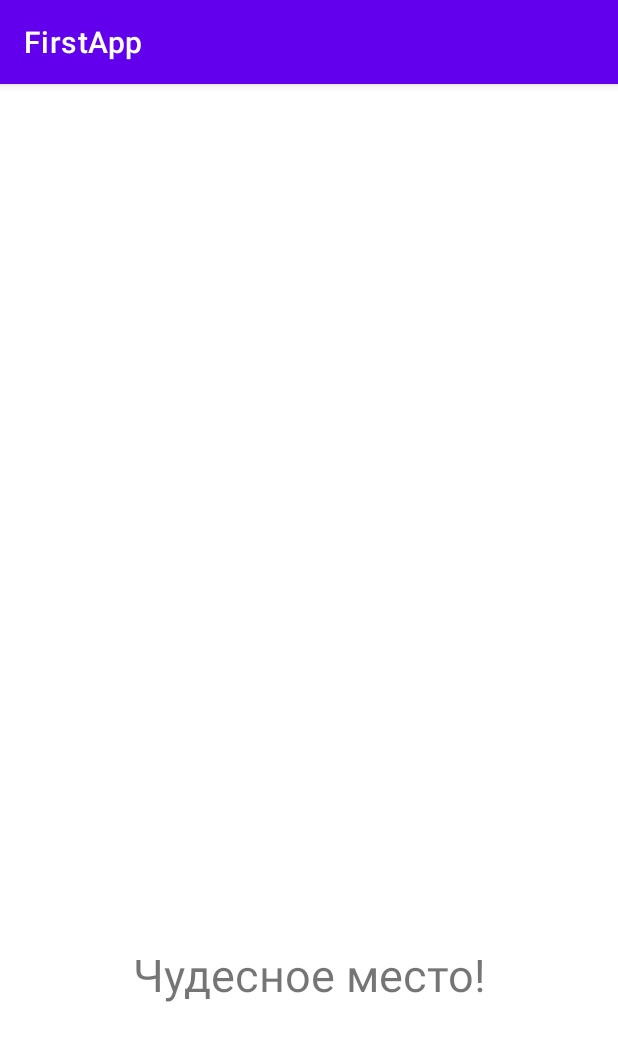
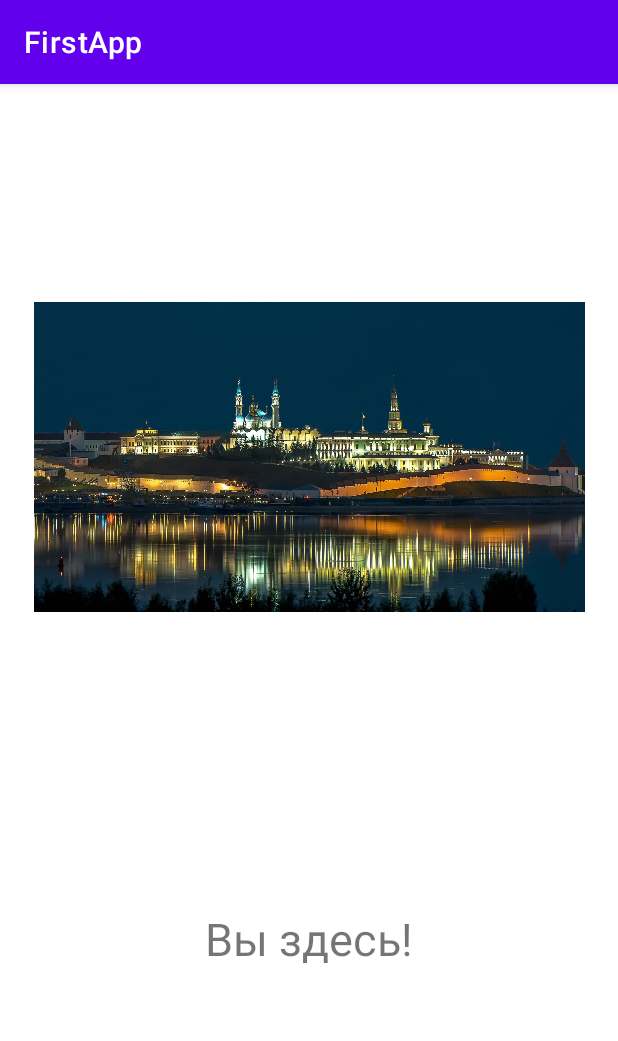
Before and after one commit to Elina-Kadyrova/ITIS_2021_Android, an Android app: the SecondActivity screen opened directly, with no data from a screen before it, on a phone screen of 412 x 824 dp. Shown: the top 1041 px of the screen. Run offline under Robolectric (Android 15) with nearby library versions, the phone set to English and light mode, and no system bars.

Commit message:
Second part of homework done.

```diff
--- a/app/src/main/java/com/itis/firstapp/SecondActivity.kt
+++ b/app/src/main/java/com/itis/firstapp/SecondActivity.kt
@@ -1,12 +1,7 @@
 package com.itis.firstapp
 
-import android.app.Activity
 import android.content.Intent
-import android.graphics.Color
-import android.net.Uri
 import android.os.Bundle
-import android.view.View
-import android.widget.Button
 import androidx.appcompat.app.AppCompatActivity
 import com.google.android.material.snackbar.Snackbar
 import com.itis.firstapp.databinding.ActivitySecondBinding
@@ -14,7 +9,6 @@ import com.itis.firstapp.databinding.ActivitySecondBinding
 class SecondActivity: AppCompatActivity() {
 
     private lateinit var binding: ActivitySecondBinding
-    private lateinit var butMap: Button
 
     override fun onCreate(savedInstanceState: Bundle?) {
         super.onCreate(savedInstanceState)
@@ -23,20 +17,13 @@ class SecondActivity: AppCompatActivity() {
         }
 
         intent?.also {
-            print("hiii")
-        }
-    }
-
-//        Snackbar.make(
-//            binding.root,
-//            "Opened",
-//            Snackbar.LENGTH_LONG
-//        ).show()
-//    }
-
-    private fun handleSendText(intent: Intent) {
-        intent.getStringExtra(Intent.EXTRA_TEXT)?.let {
-            binding.tvInfo.text = it
+            if(intent.action == Intent.ACTION_VIEW) {
+                Snackbar.make(
+                    binding.root,
+                    "Your geolocation is opened!",
+                    Snackbar.LENGTH_LONG
+                ).show()
+            }
         }
     }
 
--- a/app/src/main/res/layout/activity_second.xml
+++ b/app/src/main/res/layout/activity_second.xml
@@ -7,21 +7,21 @@
 
     <ImageView
         android:id="@+id/imageView"
-        android:layout_width="310dp"
-        android:layout_height="310dp"
-        android:layout_marginTop="80dp"
+        android:layout_width="367dp"
+        android:layout_height="225dp"
+        android:layout_marginTop="136dp"
+        android:src="@drawable/kazan"
         app:layout_constraintEnd_toEndOf="parent"
         app:layout_constraintStart_toStartOf="parent"
-        app:layout_constraintTop_toTopOf="parent"
-        tools:srcCompat="@tools:sample/avatars" />
+        app:layout_constraintTop_toTopOf="parent" />
 
     <TextView
         android:id="@+id/tv_info"
         android:layout_width="347dp"
         android:layout_height="104dp"
-        android:layout_marginTop="30dp"
+        android:layout_marginTop="10dp"
         android:gravity="center"
-        android:text="Чудесное место!"
+        android:text="Вы здесь!"
         android:textAlignment="center"
         android:textSize="30sp"
         app:layout_constraintBottom_toBottomOf="parent"
```
Also changed, not shown: app/src/main/res/drawable/kazan.jpg (added).
